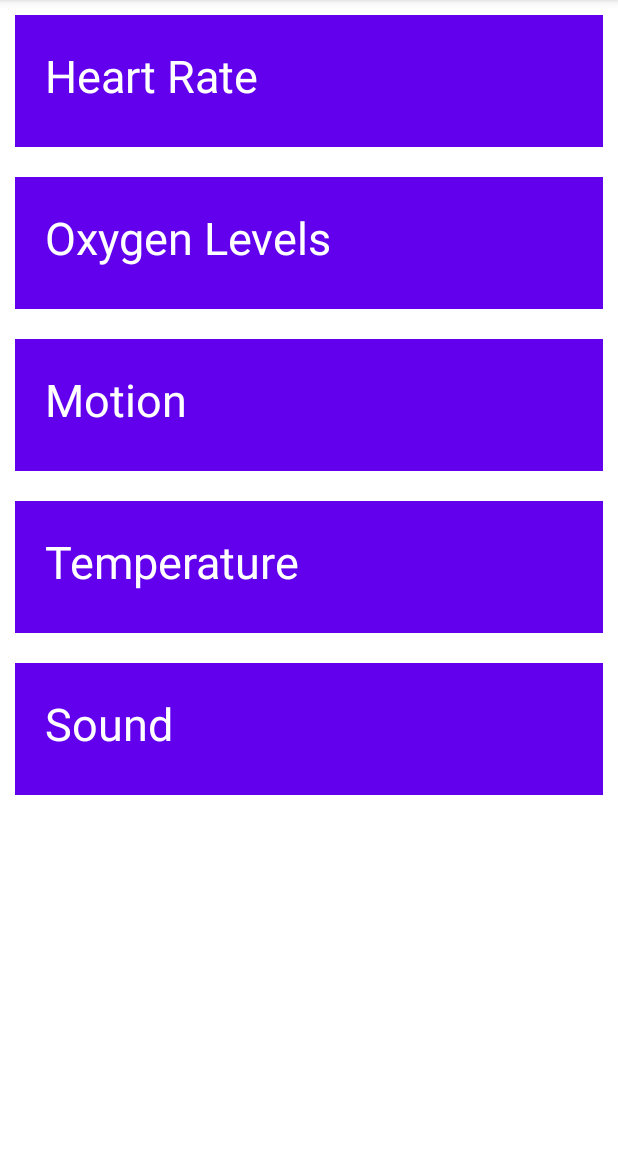
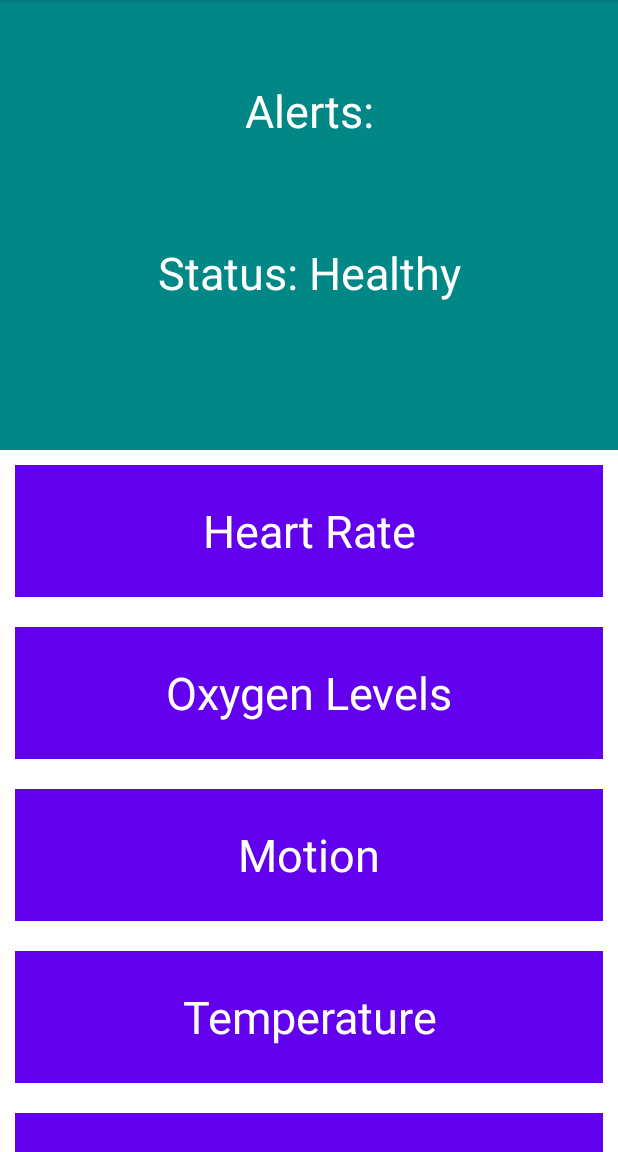
Before and after one commit to alexspin99/SmartSleep, an Android app: the screen it shows after launch (MainActivity), on a phone screen of 412 x 824 dp, the part 84-1236 px from its top. Run offline under Robolectric (Android 15) with nearby library versions, the phone set to English and light mode, and no system bars.

Commit message:
Adds summary & makes main activity scrollable.  Adds permission for companion device setup in manifest for future use.

```diff
--- a/app/src/main/AndroidManifest.xml
+++ b/app/src/main/AndroidManifest.xml
@@ -28,4 +28,8 @@
         </activity>
     </application>
 
+
+    <uses-feature android:name="android.software.companion_device_setup"/>
+
+
 </manifest>
--- a/app/src/main/res/layout/activity_main.xml
+++ b/app/src/main/res/layout/activity_main.xml
@@ -1,4 +1,12 @@
 <?xml version="1.0" encoding="utf-8"?>
+<ScrollView
+    xmlns:android="http://schemas.android.com/apk/res/android"
+    android:layout_width="match_parent"
+    android:layout_height="match_parent"
+    android:fillViewport="true"
+    >
+
+
 <LinearLayout
     xmlns:android="http://schemas.android.com/apk/res/android"
     xmlns:tools="http://schemas.android.com/tools"
@@ -6,6 +14,28 @@
     android:layout_height="match_parent"
     android:orientation="vertical"
     tools:context=".MainActivity">
+
+    <LinearLayout
+        android:layout_width="match_parent"
+        android:layout_height="300dp"
+        android:background="@color/design_default_color_secondary_variant"
+        android:padding="20dp"
+        android:layout_gravity="center"
+        android:orientation="vertical">
+
+        <TextView
+            style="@style/summary"
+            android:text="Alerts:"
+            />
+
+        <TextView
+            android:id="@+id/summary_View"
+            style="@style/summary"
+            android:text="Status: Healthy"
+
+            />
+    </LinearLayout>
+
 
     <TextView
         android:id="@+id/heart_rate"
@@ -33,3 +63,5 @@
         android:text="@string/sound" />
 
 </LinearLayout>
+
+</ScrollView>
--- a/app/src/main/res/values/styles.xml
+++ b/app/src/main/res/values/styles.xml
@@ -8,6 +8,18 @@
         <item name="android:textSize">30sp</item>
         <item name="android:layout_width">match_parent</item>
         <item name="android:background">?colorPrimary</item>
+        <item name="android:gravity">center</item>
+    </style>
+
+    <style name="summary" parent="TextAppearance.AppCompat">
+        <item name="android:textColor">#ffffff</item>
+        <item name="android:layout_height">88dp</item>
+        <item name="android:padding">20dp</item>
+        <item name="android:layout_margin">10dp</item>
+        <item name="android:textSize">30sp</item>
+        <item name="android:layout_width">match_parent</item>
+        <item name="android:background">?colorSecondaryVariant</item>
+        <item name="android:gravity">center</item>
     </style>
 
     <style name="bigValueCard" parent="TextAppearance.AppCompat">
```
